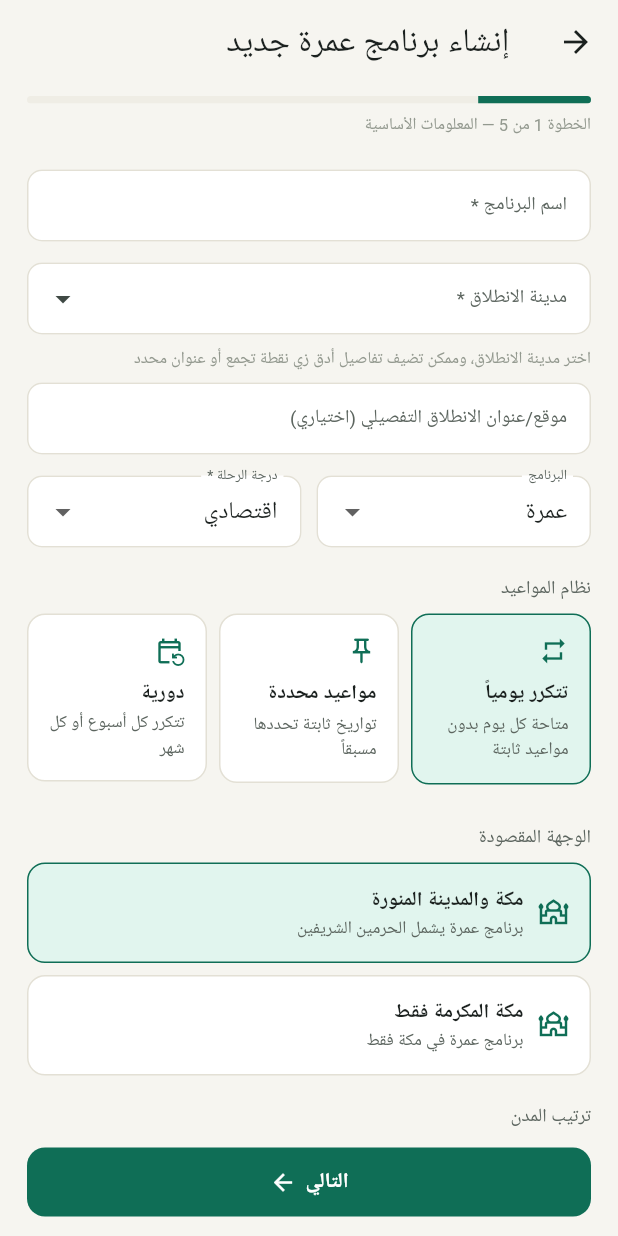
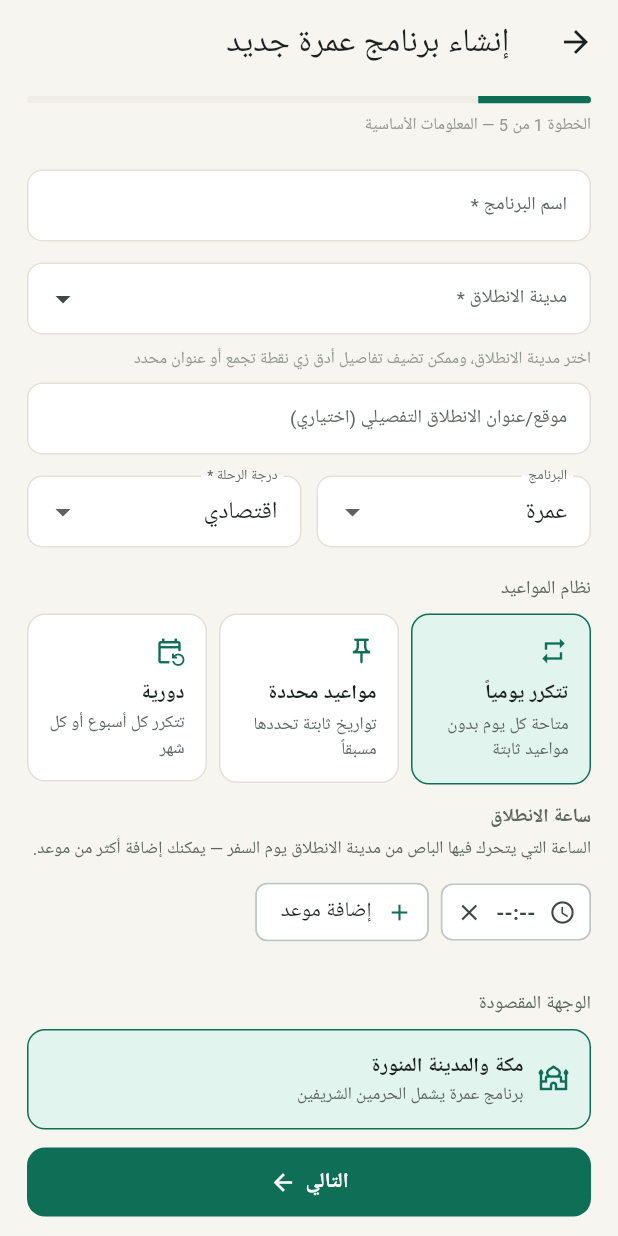
Before and after one commit to rowad-plus/omracompany, a Flutter app: the TripWizardScreen screen opened directly, on a phone screen of 412 x 824 dp. Run offline on Flutter 3.47's test engine with Material 3 defaults, Android fonts, the phone set to English and light mode, and no system bars; our stand-ins replace firebase_core, firebase_messaging, flutter_local_notifications, flutter_map, geolocator, google_fonts and 4 more; accounts and stored records are empty; network calls fail; Roboto replaces fonts that are missing (Tajawal).

Commit message:
Trip wizard: bus departure time(s) + Makkah return bus time(s); 1.0.20+21
Co-Authored-By: Claude Opus 5.5 <noreply@anthropic.com>

```diff
--- a/lib/l10n/app_strings.dart
+++ b/lib/l10n/app_strings.dart
@@ -1708,6 +1708,40 @@ class AppStrings {
       AppLanguage.tr: 'Ek oda fiyatı', AppLanguage.ur: 'اضافی کمرے کی قیمت',
       AppLanguage.id: 'Harga kamar tambahan', AppLanguage.ms: 'Harga bilik tambahan',
     },
+    'departure_times_label': {
+      AppLanguage.ar: 'ساعة الانطلاق', AppLanguage.en: 'Departure time', AppLanguage.fr: 'Heure de départ',
+      AppLanguage.tr: 'Kalkış saati', AppLanguage.ur: 'روانگی کا وقت',
+      AppLanguage.id: 'Jam keberangkatan', AppLanguage.ms: 'Waktu bertolak',
+    },
+    'departure_times_hint': {
+      AppLanguage.ar: 'الساعة التي يتحرك فيها الباص من مدينة الانطلاق يوم السفر — يمكنك إضافة أكثر من موعد.',
+      AppLanguage.en: 'When the bus leaves the departure city on the travel day — you can add more than one time.',
+      AppLanguage.fr: 'Heure de départ du bus le jour du voyage — vous pouvez ajouter plusieurs horaires.',
+      AppLanguage.tr: 'Yolculuk günü otobüsün kalkış saati — birden fazla saat ekleyebilirsiniz.',
+      AppLanguage.ur: 'سفر کے دن بس کی روانگی کا وقت — آپ ایک سے زیادہ وقت شامل کر سکتے ہیں۔',
+      AppLanguage.id: 'Jam bus berangkat pada hari perjalanan — bisa menambah lebih dari satu jam.',
+      AppLanguage.ms: 'Waktu bas bertolak pada hari perjalanan — boleh tambah lebih daripada satu waktu.',
+    },
+    'return_times_label': {
+      AppLanguage.ar: 'مواعيد خروج الباص من مكة (للعودة)', AppLanguage.en: 'Bus departure times from Makkah (return)',
+      AppLanguage.fr: 'Horaires de départ du bus de La Mecque (retour)', AppLanguage.tr: 'Mekke dönüş otobüs saatleri',
+      AppLanguage.ur: 'مکہ سے بس کی روانگی کے اوقات (واپسی)',
+      AppLanguage.id: 'Jam bus berangkat dari Makkah (pulang)', AppLanguage.ms: 'Waktu bas bertolak dari Mekah (pulang)',
+    },
+    'return_times_hint': {
+      AppLanguage.ar: 'تُحفظ عند تحديد سعر الرجوع من مكة — يمكنك إضافة أكثر من موعد.',
+      AppLanguage.en: 'Saved when a return-from-Makkah price is set — you can add more than one time.',
+      AppLanguage.fr: 'Enregistré si un prix de retour est indiqué — plusieurs horaires possibles.',
+      AppLanguage.tr: 'Mekke dönüş fiyatı girildiğinde kaydedilir — birden fazla saat eklenebilir.',
+      AppLanguage.ur: 'مکہ سے واپسی کی قیمت درج ہونے پر محفوظ ہوتا ہے — ایک سے زیادہ وقت شامل کریں۔',
+      AppLanguage.id: 'Disimpan jika harga pulang diisi — bisa lebih dari satu jam.',
+      AppLanguage.ms: 'Disimpan jika harga pulang diisi — boleh lebih daripada satu waktu.',
+    },
+    'action_add_time': {
+      AppLanguage.ar: 'إضافة موعد', AppLanguage.en: 'Add time', AppLanguage.fr: 'Ajouter un horaire',
+      AppLanguage.tr: 'Saat ekle', AppLanguage.ur: 'وقت شامل کریں',
+      AppLanguage.id: 'Tambah jam', AppLanguage.ms: 'Tambah waktu',
+    },
     'field_price_return_only': {
       AppLanguage.ar: 'سعر الرجوع من مكة', AppLanguage.en: 'Return from Makkah price', AppLanguage.fr: 'Prix retour de La Mecque',
       AppLanguage.tr: 'Mekke dönüş fiyatı', AppLanguage.ur: 'مکہ سے واپسی کی قیمت',
--- a/lib/screens/wizard/trip_wizard_screen.dart
+++ b/lib/screens/wizard/trip_wizard_screen.dart
@@ -71,6 +71,9 @@ class _TripWizardScreenState extends State<TripWizardScreen> with WidgetsBinding
   String status = 'active';
   String scheduleType = 'daily'; // one_time | recurring | daily
   final List<DateTime?> specificDates = [null];
+  // Bus departure time(s) from the departure city, and from Makkah for the return-only price.
+  final List<TimeOfDay?> goTimes = [null];
+  final List<TimeOfDay?> backTimes = [null];
   String recurrenceFrequency = 'weekly';
   int recurrenceDayOfWeek = 0;
   int recurrenceDayOfMonth = 1;
@@ -208,6 +211,8 @@ class _TripWizardScreenState extends State<TripWizardScreen> with WidgetsBinding
         'status': status,
         'schedule_type': scheduleType,
         'specific_dates': specificDates.map((d) => d?.toIso8601String()).toList(),
+        'go_times': _hhmmList(goTimes),
+        'back_times': _hhmmList(backTimes),
         'recurrence_frequency': recurrenceFrequency,
         'recurrence_day_of_week': recurrenceDayOfWeek,
         'recurrence_day_of_month': recurrenceDayOfMonth,
@@ -295,6 +300,8 @@ class _TripWizardScreenState extends State<TripWizardScreen> with WidgetsBinding
       destOrder = d['dest_order'] as String? ?? destOrder;
       madinahStay = d['madinah_stay'] as String? ?? madinahStay;
       busType = d['bus_type'] as String? ?? busType;
+      _setTimes(goTimes, d['go_times']);
+      _setTimes(backTimes, d['back_times']);
       durationCtrl.text = s('duration');
       makkahDaysCtrl.text = s('makkah_days');
       madinahDaysCtrl.text = s('madinah_days');
@@ -381,6 +388,8 @@ class _TripWizardScreenState extends State<TripWizardScreen> with WidgetsBinding
       madinahStay = data['madinah_stay'] as String? ?? 'overnight';
       final bt = data['bus_type']?.toString();
       busType = const ['6', '8', '10', '14', '32', '49'].contains(bt) ? bt : null;
+      _setTimes(goTimes, data['departure_times']);
+      _setTimes(backTimes, data['return_times']);
       durationCtrl.text = '${data['duration_days'] ?? ''}';
       makkahDaysCtrl.text = '${data['makkah_days'] ?? ''}';
       madinahDaysCtrl.text = '${data['madinah_days'] ?? ''}';
@@ -565,6 +574,9 @@ class _TripWizardScreenState extends State<TripWizardScreen> with WidgetsBinding
       if (context.read<AppState>().companyIsSaudi && _hasMadinah) 'madinah_stay': madinahStay,
       'total_seats': int.tryParse(seatsCtrl.text.trim()),
       'bus_type': busType,
+      'times_sent': 1,
+      'departure_times': _hhmmList(goTimes),
+      if (context.read<AppState>().companyIsSaudi) 'return_times': _hhmmList(backTimes),
       if (scheduleType == 'recurring') 'recurrence_frequency': recurrenceFrequency,
       if (scheduleType == 'recurring' && recurrenceFrequency == 'weekly') 'recurrence_day_of_week': recurrenceDayOfWeek,
       if (scheduleType == 'recurring' && recurrenceFrequency == 'monthly') 'recurrence_day_of_month': recurrenceDayOfMonth,
@@ -832,6 +844,7 @@ class _TripWizardScreenState extends State<TripWizardScreen> with WidgetsBinding
         const SizedBox(height: 4),
         if (scheduleType == 'one_time') _specificDatesSection(),
         if (scheduleType == 'recurring') _recurringScheduleSection(),
+        _timesSection(goTimes, t('departure_times_label'), t('departure_times_hint')),
         const SizedBox(height: 14),
         Text(t('destination_label'), style: const TextStyle(fontSize: 12.5, color: AppColors.textSecondary)),
         const SizedBox(height: 8),
@@ -1099,6 +1112,8 @@ class _TripWizardScreenState extends State<TripWizardScreen> with WidgetsBinding
             keyboardType: TextInputType.number,
             decoration: InputDecoration(labelText: t('field_price_return_only'), suffixText: 'ر.س'),
           ),
+          const SizedBox(height: 16),
+          _timesSection(backTimes, t('return_times_label'), t('return_times_hint')),
         ],
       ],
     );
@@ -1518,6 +1533,65 @@ class _TripWizardScreenState extends State<TripWizardScreen> with WidgetsBinding
     if (picked != null) onPicked(picked);
   }
 
+  // ── bus times (2026-11-24) ──
+  static String _hhmm(TimeOfDay t) => '${t.hour.toString().padLeft(2, '0')}:${t.minute.toString().padLeft(2, '0')}';
+
+  static List<String> _hhmmList(List<TimeOfDay?> list) =>
+      (list.whereType<TimeOfDay>().map(_hhmm).toSet().toList()..sort());
+
+  void _setTimes(List<TimeOfDay?> target, dynamic raw) {
+    final parsed = <TimeOfDay?>[];
+    for (final v in (raw is List ? raw : const [])) {
+      final m = RegExp(r'^(\d{1,2}):(\d{2})').firstMatch('$v');
+      if (m != null) parsed.add(TimeOfDay(hour: int.parse(m.group(1)!), minute: int.parse(m.group(2)!)));
+    }
+    target
+      ..clear()
+      ..addAll(parsed.isEmpty ? [null] : parsed);
+  }
+
+  Widget _timesSection(List<TimeOfDay?> times, String label, String hint) {
+    return Padding(
+      padding: const EdgeInsets.only(bottom: 14),
+      child: Column(
+        crossAxisAlignment: CrossAxisAlignment.start,
+        children: [
+          Text(label, style: const TextStyle(fontSize: 12.5, fontWeight: FontWeight.w700, color: AppColors.textSecondary)),
+          const SizedBox(height: 4),
+          Text(hint, style: const TextStyle(fontSize: 11.5, color: AppColors.textSecondary)),
+          const SizedBox(height: 10),
+          Wrap(
+            spacing: 8,
+            runSpacing: 8,
+            crossAxisAlignment: WrapCrossAlignment.center,
+            children: [
+              for (var i = 0; i < times.length; i++)
+                InputChip(
+                  avatar: const Icon(Icons.schedule, size: 18),
+                  label: Text(times[i] == null ? '--:--' : times[i]!.format(context),
+                      style: const TextStyle(fontSize: 14, fontWeight: FontWeight.w700)),
+                  onPressed: () async {
+                    final picked = await showTimePicker(
+                        context: context, initialTime: times[i] ?? const TimeOfDay(hour: 8, minute: 0));
+                    if (picked != null) setState(() => times[i] = picked);
+                  },
+                  onDeleted: () => setState(() {
+                    times.removeAt(i);
+                    if (times.isEmpty) times.add(null);
+                  }),
+                ),
+              ActionChip(
+                avatar: const Icon(Icons.add, size: 18),
+                label: Text(t('action_add_time')),
+                onPressed: () => setState(() => times.add(null)),
+              ),
+            ],
+          ),
+        ],
+      ),
+    );
+  }
+
   Widget _specificDatesSection() {
     return Padding(
       padding: const EdgeInsets.only(bottom: 16),
--- a/pubspec.yaml
+++ b/pubspec.yaml
@@ -1,7 +1,7 @@
 name: rowadplus
 description: تطبيق رواد بلس لإدارة برامج العمرة والحج
 publish_to: 'none'
-version: 1.0.19+20
+version: 1.0.20+21
 
 environment:
   sdk: '>=3.3.0 <4.0.0'
```
